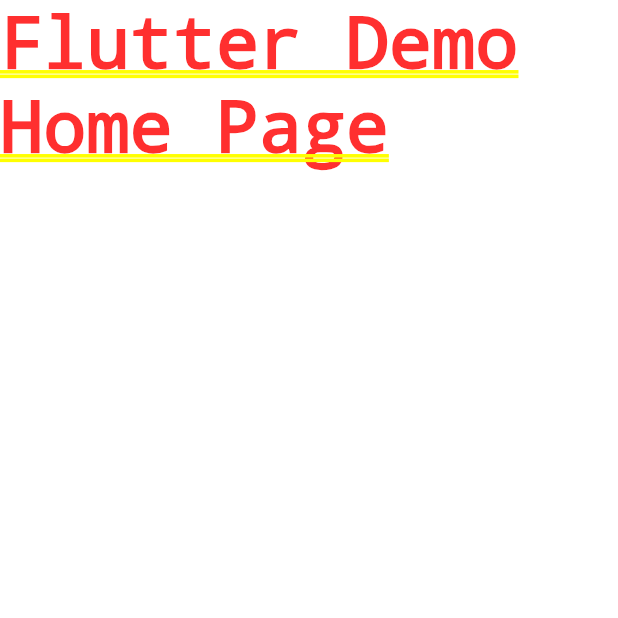
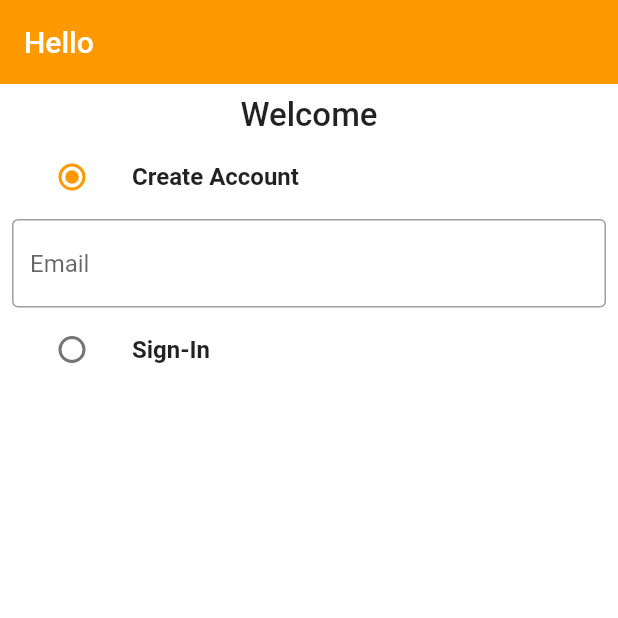
Before and after one commit to Ifwtzzzzzh/omazon-ecommerce-flutter, a Flutter app: the screen it shows after launch, on a phone screen of 412 x 824 dp, the top half of it. Run offline on Flutter 3.47's test engine with Material 2 defaults, Android fonts, the phone set to English and light mode, and no system bars.

Commit message:
Auth Screen UI

```diff
--- /dev/null
+++ b/lib/common/widgets/custom_textfield.dart
@@ -0,0 +1,33 @@
+import 'package:flutter/material.dart';
+
+class CustomTextField extends StatelessWidget {
+  final TextEditingController controller;
+  final String hintText;
+
+  const CustomTextField({
+    Key? key,
+    required this.controller,
+    required this.hintText,
+  }) : super(key: key);
+
+  @override
+  Widget build(BuildContext context) {
+    return TextFormField(
+      controller: controller,
+      decoration: InputDecoration(
+        hintText: hintText,
+        border: const OutlineInputBorder(
+          borderSide: BorderSide(
+            color: Colors.black38,
+          ),
+        ),
+        enabledBorder: const OutlineInputBorder(
+          borderSide: BorderSide(
+            color: Colors.black38,
+          ),
+        ),
+      ),
+      validator: (val) {},
+    );
+  }
+}
--- /dev/null
+++ b/lib/features/auth/screens/auth_screen.dart
@@ -0,0 +1,106 @@
+import 'package:flutter/cupertino.dart';
+import 'package:flutter/material.dart';
+import 'package:omazon_ecommerce_app/common/widgets/custom_textfield.dart';
+import 'package:omazon_ecommerce_app/constants/global_variables.dart';
+
+enum Auth {
+  singin,
+  singup,
+}
+
+class AuthScreen extends StatefulWidget {
+  static const String routeName = '/auth-screen';
+  const AuthScreen({Key? key}) : super(key: key);
+
+  @override
+  State<AuthScreen> createState() => _AuthScreenState();
+}
+
+class _AuthScreenState extends State<AuthScreen> {
+  Auth _auth = Auth.singup;
+  final _signUpFormKey = GlobalKey<FormState>();
+  final _signInFormKey = GlobalKey<FormState>();
+
+  final TextEditingController _emailController = TextEditingController();
+  final TextEditingController _passwordController = TextEditingController();
+  final TextEditingController _nameController = TextEditingController();
+
+  @override
+  void dispose() {
+    super.dispose();
+    _emailController.dispose();
+    _passwordController.dispose();
+    _nameController.dispose();
+  }
+
+  @override
+  Widget build(BuildContext context) {
+    return Scaffold(
+      backgroundColor: GlobalVariable.backgroundColor,
+      body: SafeArea(
+        child: Padding(
+          padding: const EdgeInsets.all(8.0),
+          child: Column(
+            children: [
+              const Text(
+                'Welcome',
+                style: TextStyle(
+                  fontSize: 22,
+                  fontWeight: FontWeight.w500,
+                ),
+              ),
+              ListTile(
+                title: const Text(
+                  'Create Account',
+                  style: TextStyle(
+                    fontWeight: FontWeight.bold,
+                  ),
+                ),
+                leading: Radio(
+                  activeColor: GlobalVariable.secondaryColor,
+                  value: Auth.singup,
+                  groupValue: _auth,
+                  onChanged: (Auth? val) {
+                    setState(() {
+                      _auth = val!;
+                    });
+                  },
+                ),
+              ),
+              if (_auth == Auth.singup)
+                Form(
+                  key: _signUpFormKey,
+                  child: Column(
+                    children: [
+                      CustomTextField(
+                        controller: _emailController,
+                        hintText: 'Email',
+                      )
+                    ],
+                  ),
+                ),
+              ListTile(
+                title: const Text(
+                  'Sign-In',
+                  style: TextStyle(
+                    fontWeight: FontWeight.bold,
+                  ),
+                ),
+                leading: Radio(
+                  activeColor: GlobalVariable.secondaryColor,
+                  value: Auth.singin,
+                  groupValue: _auth,
+                  onChanged: (Auth? val) {
+                    setState(() {
+                      _auth = val!;
+                    });
+                  },
+                ),
+              ),
+            ],
+          ),
+        ),
+      ),
+    );
+  }
+}
--- a/lib/main.dart
+++ b/lib/main.dart
@@ -1,4 +1,7 @@
 import 'package:flutter/material.dart';
+import 'package:omazon_ecommerce_app/constants/global_variables.dart';
+import 'package:omazon_ecommerce_app/features/auth/screens/auth_screen.dart';
+import 'package:omazon_ecommerce_app/router.dart';
 
 void main() {
   runApp(const MyApp());
@@ -12,9 +15,22 @@
     return MaterialApp(
       title: 'Amazon Clone',
       theme: ThemeData(
-        primarySwatch: Colors.blue,
+        scaffoldBackgroundColor: GlobalVariable.backgroundColor,
+        colorScheme: const ColorScheme.light(
+          primary: GlobalVariable.secondaryColor,
+        ),
+        appBarTheme: const AppBarTheme(
+          elevation: 0,
+          iconTheme: IconThemeData(
+            color: Colors.black,
+          ),
+        ),
       ),
-      home: const Text('Flutter Demo Home Page'),
+      onGenerateRoute: (settings) => generateRoute(settings),
+      home: Scaffold(
+        appBar: AppBar(title: const Text('Hello')),
+        body: const AuthScreen(),
+      ),
     );
   }
 }
--- /dev/null
+++ b/lib/router.dart
@@ -0,0 +1,21 @@
+import 'package:flutter/material.dart';
+import 'package:omazon_ecommerce_app/features/auth/screens/auth_screen.dart';
+
+Route<dynamic> generateRoute(RouteSettings routeSettings) {
+  switch (routeSettings.name) {
+    case AuthScreen.routeName:
+      return MaterialPageRoute(
+        settings: routeSettings,
+        builder: (_) => const AuthScreen(),
+      );
+    default:
+      return MaterialPageRoute(
+        settings: routeSettings,
+        builder: (_) => const Scaffold(
+          body: Center(
+            child: Text('Screen doesnt exist'),
+          ),
+        ),
+      );
+  }
+}
```
Also changed, not shown: assets/amazon_in.png (added), assets/appliances.jpeg (added), assets/books.jpeg (added), assets/electronics.jpeg (added), assets/essentials.jpeg (added), assets/fashion.jpeg (added), assets/mobiles.jpeg (added).
